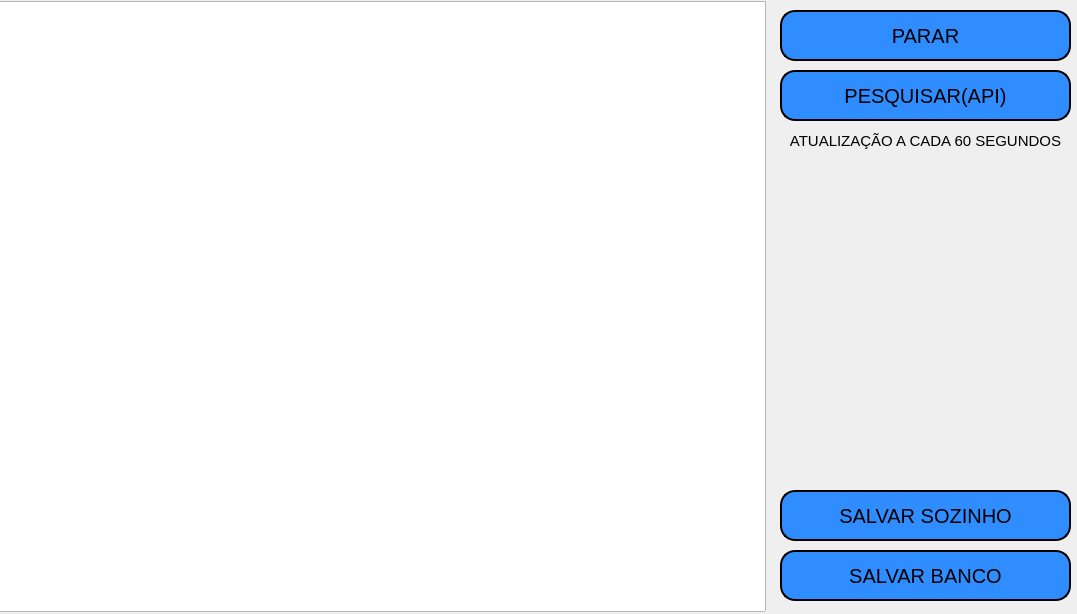
The window that interface/secW.ui (AlexandreSilvestrin/Programa-automacao) describes before a commit, drawn with Qt 5.
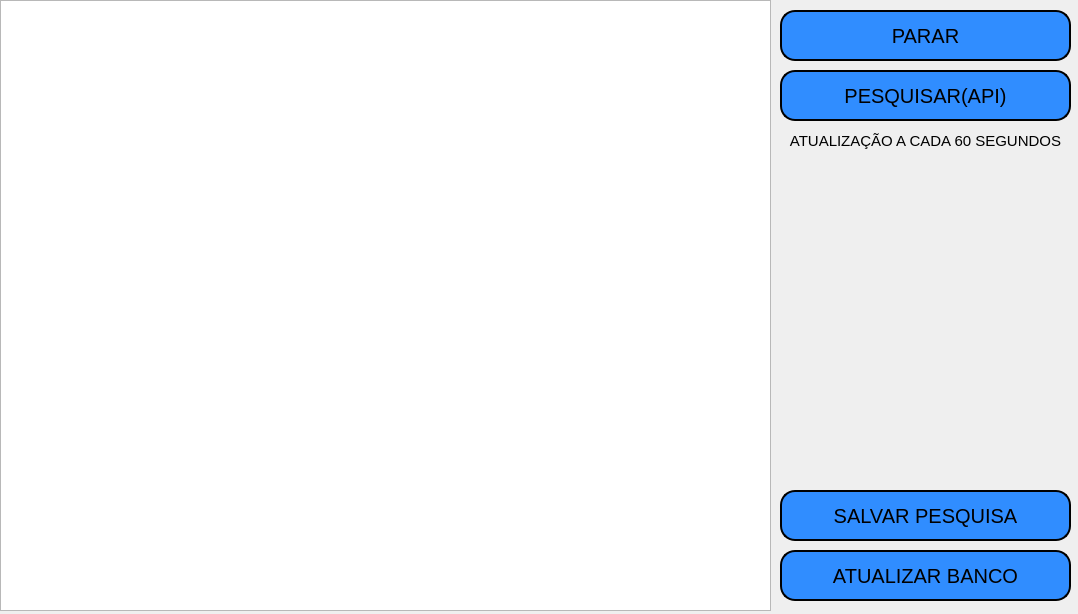
The same window after the commit.

```diff
--- a/interface/secW.ui
+++ b/interface/secW.ui
@@ -6,19 +6,24 @@
    <rect>
     <x>0</x>
     <y>0</y>
-    <width>1077</width>
+    <width>1078</width>
     <height>614</height>
    </rect>
   </property>
   <property name="windowTitle">
    <string>MainWindow</string>
   </property>
+  <property name="styleSheet">
+   <string notr="true">color:black;
+
+</string>
+  </property>
   <widget class="QWidget" name="widget">
    <widget class="QTableWidget" name="tableWidget">
     <property name="geometry">
      <rect>
-      <x>-5</x>
-      <y>1</y>
+      <x>0</x>
+      <y>0</y>
       <width>771</width>
       <height>611</height>
      </rect>
@@ -59,6 +64,7 @@
     </property>
     <property name="styleSheet">
      <string notr="true">QPushButton{
+color:black;
 border-radius: 15px;
 border-width:2px;
 border-style:outset;
@@ -76,7 +82,7 @@
 }</string>
     </property>
     <property name="text">
-     <string>SALVAR BANCO</string>
+     <string>ATUALIZAR BANCO</string>
     </property>
    </widget>
    <widget class="QPushButton" name="btnSalvarCNPJS">
@@ -90,6 +96,7 @@
     </property>
     <property name="styleSheet">
      <string notr="true">QPushButton{
+color:black;
 border-radius: 15px;
 border-width:2px;
 border-style:outset;
@@ -107,7 +114,7 @@
 }</string>
     </property>
     <property name="text">
-     <string>SALVAR SOZINHO</string>
+     <string>SALVAR PESQUISA</string>
     </property>
    </widget>
    <widget class="QPushButton" name="btnPesqAPI">
```
Left out of the diff: 14 changed lines with no effect on the pictures.
